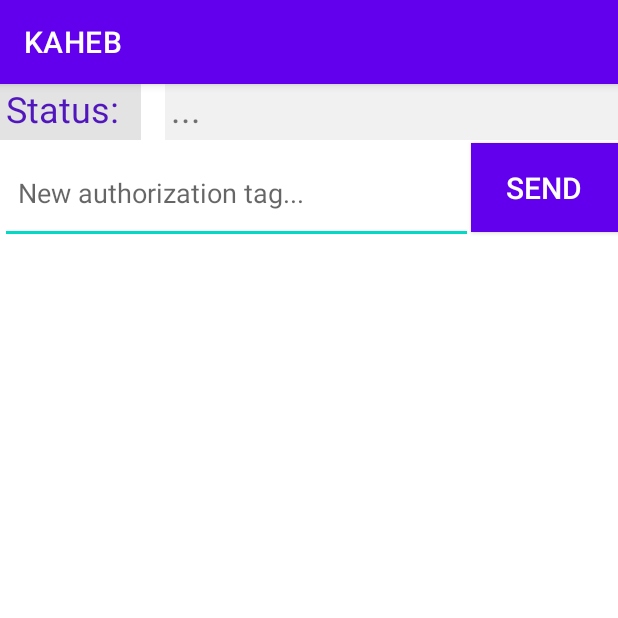
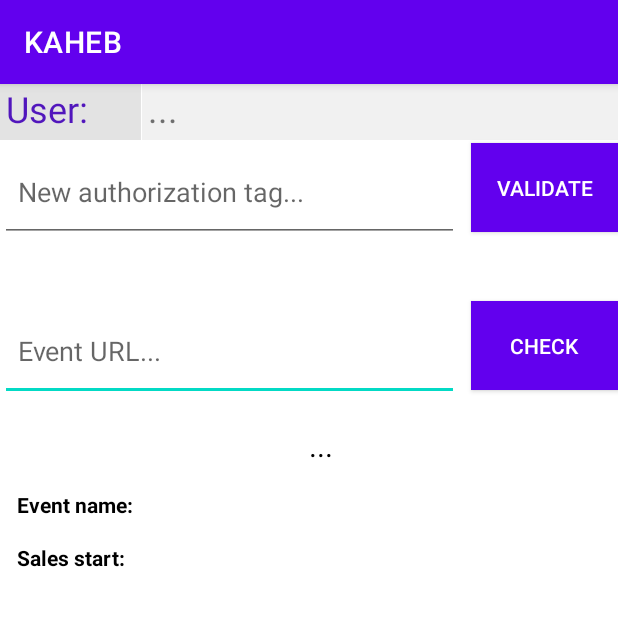
Before and after one commit to GFizzer/KAHEB, an Android app: the screen it shows after launch (MainActivity), on a phone screen of 412 x 824 dp, the top half of it. Run offline under Robolectric (Android 15) with nearby library versions, the phone set to English and light mode, and no system bars; network calls fail; 1 statement that could not run was skipped.

Commit message:
add event id validation and info display

```diff
--- a/dev/app/build.gradle
+++ b/dev/app/build.gradle
@@ -38,7 +38,8 @@ dependencies {
 
     implementation 'io.ktor:ktor-client-core:2.2.2'
     implementation 'io.ktor:ktor-client-android:2.2.2'
-    implementation 'io.ktor:ktor-client-serialization:2.2.2'
+    implementation("io.ktor:ktor-client-content-negotiation:2.2.2")
+    implementation "io.ktor:ktor-serialization-gson:2.2.2"
 
-    implementation 'org.jetbrains.kotlinx:kotlinx-serialization-json:1.4.1'
+    implementation 'com.google.code.gson:gson:2.10.1'
 }
--- a/dev/app/src/main/res/layout/activity_main.xml
+++ b/dev/app/src/main/res/layout/activity_main.xml
@@ -6,14 +6,28 @@
     android:layout_height="match_parent"
     tools:context=".MainActivity">
 
+    <EditText
+        android:id="@+id/eventUrlField"
+        android:layout_width="306dp"
+        android:layout_height="66dp"
+        android:layout_marginTop="40dp"
+        android:layout_marginEnd="8dp"
+        android:ems="10"
+        android:hint="Event URL..."
+        android:inputType="textUri"
+        android:paddingStart="12sp"
+        app:layout_constraintEnd_toStartOf="@+id/checkEventUrlButton"
+        app:layout_constraintStart_toStartOf="parent"
+        app:layout_constraintTop_toBottomOf="@+id/updateAuthTagField" />
+
     <TextView
-        android:id="@+id/authStatusLabel"
+        android:id="@+id/userAuthInfoLabel"
         android:layout_width="94dp"
         android:layout_height="37dp"
         android:background="#E3E3E3"
         android:paddingStart="4sp"
         android:paddingEnd="8sp"
-        android:text="Status: "
+        android:text="User:"
         android:textAppearance="@style/TextAppearance.AppCompat.Body1"
         android:textColor="#5116BC"
         android:textSize="24sp"
@@ -22,7 +36,7 @@
 
     <TextView
         android:id="@+id/authValidationResult"
-        android:layout_width="302dp"
+        android:layout_width="317dp"
         android:layout_height="37dp"
         android:layout_marginStart="8dp"
         android:background="#F1F1F1"
@@ -32,7 +46,7 @@
         android:textSize="24sp"
         app:layout_constraintEnd_toEndOf="parent"
         app:layout_constraintHorizontal_bias="1.0"
-        app:layout_constraintStart_toEndOf="@+id/authStatusLabel"
+        app:layout_constraintStart_toEndOf="@+id/userAuthInfoLabel"
         app:layout_constraintTop_toTopOf="parent" />
 
     <Button
@@ -44,22 +58,106 @@
         android:background="#6835F1"
         android:paddingTop="0sp"
         android:paddingBottom="0sp"
-        android:text="Send"
-        android:textSize="20sp"
+        android:text="Validate"
+        android:textSize="14sp"
         app:layout_constraintEnd_toEndOf="parent"
         app:layout_constraintTop_toBottomOf="@+id/authValidationResult" />
 
+    <Button
+        android:id="@+id/checkEventUrlButton"
+        style="@style/Widget.AppCompat.Button"
+        android:layout_width="98dp"
+        android:layout_height="59dp"
+        android:layout_marginTop="46dp"
+        android:background="#6835F1"
+        android:paddingTop="0sp"
+        android:paddingBottom="0sp"
+        android:text="Check"
+        android:textSize="14sp"
+        app:layout_constraintEnd_toEndOf="parent"
+        app:layout_constraintTop_toBottomOf="@+id/updateAuthTagButton" />
+
     <EditText
         android:id="@+id/updateAuthTagField"
-        android:layout_width="315dp"
-        android:layout_height="67dp"
+        android:layout_width="306dp"
+        android:layout_height="66dp"
         android:layout_marginTop="2dp"
+        android:layout_marginEnd="8dp"
         android:ems="10"
         android:hint="New authorization tag..."
-        android:inputType="none|textPersonName"
+        android:inputType="textUri"
         android:paddingStart="12sp"
         app:layout_constraintEnd_toStartOf="@+id/updateAuthTagButton"
         app:layout_constraintStart_toStartOf="parent"
         app:layout_constraintTop_toBottomOf="@+id/authValidationResult" />
 
+    <TableLayout
+        android:layout_width="397dp"
+        android:layout_height="113dp"
+        android:layout_marginStart="8dp"
+        android:layout_marginTop="16dp"
+        app:layout_constraintEnd_toEndOf="parent"
+        app:layout_constraintStart_toStartOf="parent"
+        app:layout_constraintTop_toBottomOf="@+id/eventUrlField">
+
+        <TableRow
+            android:layout_width="match_parent"
+            android:layout_height="39dp">
+
+            <TextView
+                android:id="@+id/eventCheckResult"
+                android:layout_width="406dp"
+                android:layout_height="match_parent"
+                android:paddingBottom="16sp"
+                android:text="..."
+                android:textAlignment="center"
+                android:textColor="#000000"
+                android:textSize="20sp" />
+        </TableRow>
+
+        <TableRow
+            android:layout_width="match_parent"
+            android:layout_height="match_parent"
+            android:paddingBottom="16sp">
+
+            <TextView
+                android:id="@+id/eventNameInfoLabel"
+                android:layout_width="0dp"
+                android:layout_height="wrap_content"
+                android:layout_weight="1"
+                android:text="Event name:"
+                android:textColor="#000000"
+                android:textStyle="bold" />
+
+            <TextView
+                android:id="@+id/eventNameDisplay"
+                android:layout_width="0dp"
+                android:layout_height="wrap_content"
+                android:layout_weight="4"
+                android:textColor="#000000" />
+        </TableRow>
+
+        <TableRow
+            android:layout_width="match_parent"
+            android:layout_height="match_parent">
+
+            <TextView
+                android:id="@+id/salesStartInfoLabel"
+                android:layout_width="0dp"
+                android:layout_height="wrap_content"
+                android:layout_weight="1"
+                android:text="Sales start:"
+                android:textColor="#000000"
+                android:textStyle="bold" />
+
+            <TextView
+                android:id="@+id/salesStartDisplay"
+                android:layout_width="0dp"
+                android:layout_height="wrap_content"
+                android:layout_weight="4"
+                android:textColor="#000000" />
+        </TableRow>
+
+    </TableLayout>
+
 </androidx.constraintlayout.widget.ConstraintLayout>
```
Also changed, not shown: dev/app/src/main/java/fi/gfizzer/kaheb/MainActivity.kt (+74 -14 lines), dev/app/src/main/java/fi/gfizzer/kaheb/network/KideHandler.kt (+21 -0 lines).
